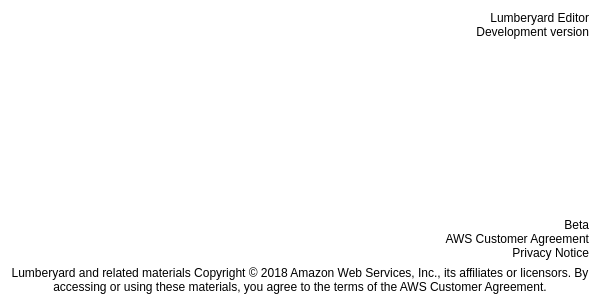
Old version of the form dev/Code/Sandbox/Editor/AboutDialog.ui in the repository aws/lumberyard.
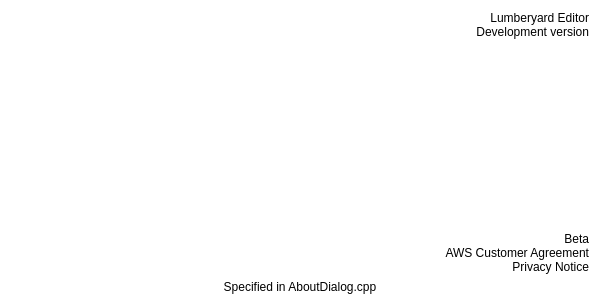
New version of the form. Custom widgets are drawn as their Qt base class.

Commit message:
Lumberyard Release 1.15.0.0
        Binaries Uncompressed Size: 19.48GB (20914987924 bytes)

```diff
--- a/dev/Code/Sandbox/Editor/AboutDialog.ui
+++ b/dev/Code/Sandbox/Editor/AboutDialog.ui
@@ -129,7 +129,7 @@
    <item>
     <widget class="QLabel" name="m_transparentAllRightReserved">
      <property name="text">
-      <string>Lumberyard and related materials Copyright © 2018 Amazon Web Services, Inc., its affiliates or licensors. By accessing or using these materials, you agree to the terms of the AWS Customer Agreement.</string>
+      <string>Specified in AboutDialog.cpp</string>
      </property>
      <property name="alignment">
       <set>Qt::AlignHCenter|Qt::AlignTop</set>
```
The commit also changes 13008 other files.
